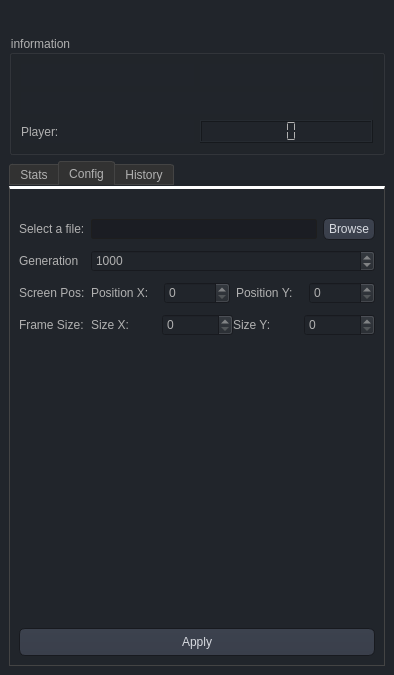
First picture: the form in resources/gui_qt-designer-beta.ui, repository aneopsy/PokerStats, before the edit.
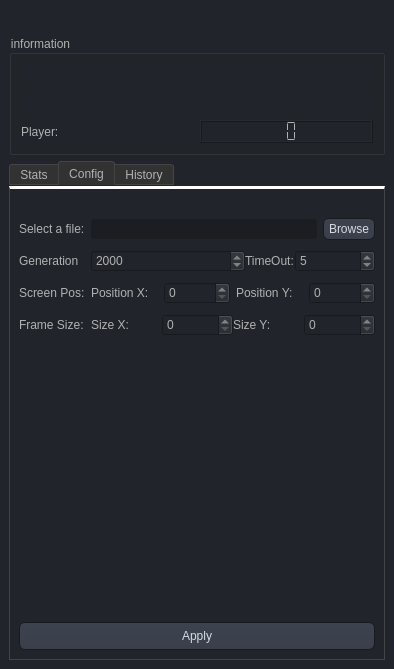
Second picture: the form after the edit. The open tabs and pages were chosen to show the change. Icons and pictures are not drawn.

```diff
--- a/resources/gui_qt-designer-beta.ui
+++ b/resources/gui_qt-designer-beta.ui
@@ -7,7 +7,7 @@
     <x>0</x>
     <y>0</y>
     <width>394</width>
-    <height>675</height>
+    <height>669</height>
    </rect>
   </property>
   <property name="windowTitle">
@@ -962,26 +962,6 @@
               </item>
              </layout>
             </item>
-            <item row="1" column="1">
-             <widget class="QSpinBox" name="spinBox">
-              <property name="minimum">
-               <number>100</number>
-              </property>
-              <property name="maximum">
-               <number>50000</number>
-              </property>
-              <property name="value">
-               <number>1000</number>
-              </property>
-             </widget>
-            </item>
-            <item row="1" column="0">
-             <widget class="QLabel" name="label">
-              <property name="text">
-               <string>Generation</string>
-              </property>
-             </widget>
-            </item>
             <item row="2" column="0">
              <widget class="QLabel" name="labelScreenPos">
               <property name="text">
@@ -1028,6 +1008,62 @@
               </item>
              </layout>
             </item>
+            <item row="1" column="0">
+             <widget class="QLabel" name="labelConfigGen">
+              <property name="text">
+               <string>Generation</string>
+              </property>
+             </widget>
+            </item>
+            <item row="1" column="1">
+             <layout class="QHBoxLayout" name="horizontalLayout_4">
+              <item>
+               <widget class="QSpinBox" name="spinBox">
+                <property name="minimum">
+                 <number>100</number>
+                </property>
+                <property name="maximum">
+                 <number>50000</number>
+                </property>
+                <property name="value">
+                 <number>2000</number>
+                </property>
+               </widget>
+              </item>
+              <item>
+               <widget class="QLabel" name="labelTimeOut">
+                <property name="maximumSize">
+                 <size>
+                  <width>50</width>
+                  <height>16777215</height>
+                 </size>
+                </property>
+                <property name="text">
+                 <string>TimeOut:</string>
+                </property>
+               </widget>
+              </item>
+              <item>
+               <widget class="QSpinBox" name="spinBoxTimeOut">
+                <property name="maximumSize">
+                 <size>
+                  <width>80</width>
+                  <height>16777215</height>
+                 </size>
+                </property>
+                <property name="minimum">
+                 <number>1</number>
+                </property>
+                <property name="maximum">
+                 <number>60</number>
+                </property>
+                <property name="value">
+                 <number>5</number>
+                </property>
+               </widget>
+              </item>
+             </layout>
+            </item>
            </layout>
           </item>
           <item>
```
Left out of the diff: 51 changed lines with no effect on the pictures.
